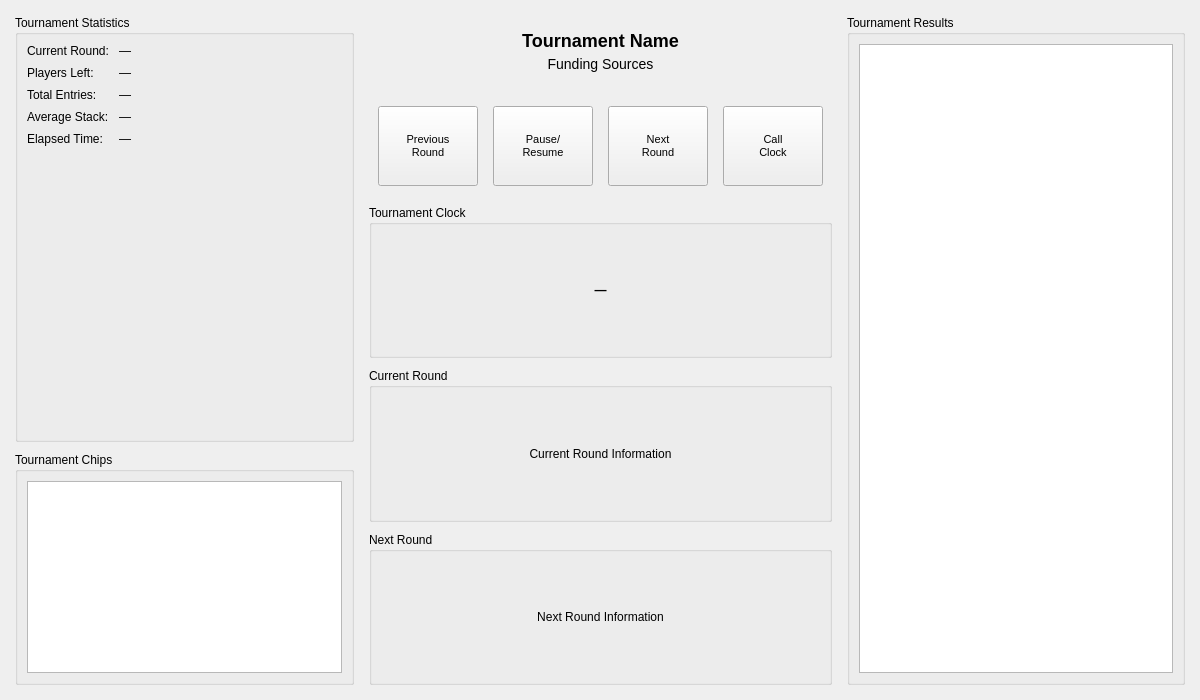
ryandrake08/td, file TBQt/TBTournamentDisplayWindow.ui: the form before one commit.
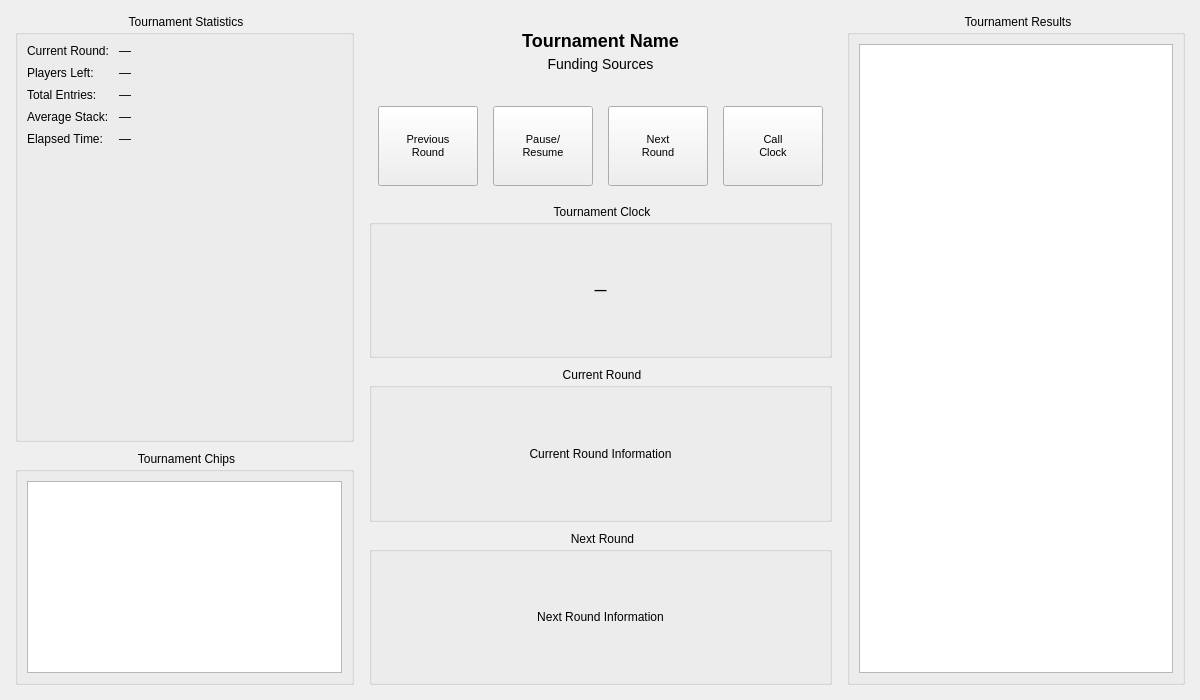
The form after the commit. Custom widgets are drawn as their Qt base class.

Commit message: Center and make larger the QGroupBox titles

What changed in the file:
```diff
--- a/TBQt/TBTournamentDisplayWindow.ui
+++ b/TBQt/TBTournamentDisplayWindow.ui
@@ -65,6 +65,9 @@
             <verstretch>1</verstretch>
            </sizepolicy>
           </property>
+          <property name="styleSheet">
+           <string>QGroupBox::title { subcontrol-origin: margin; subcontrol-position: top center; }</string>
+          </property>
           <property name="title">
            <string>Tournament Statistics</string>
           </property>
@@ -156,6 +159,9 @@
             <verstretch>0</verstretch>
            </sizepolicy>
           </property>
+          <property name="styleSheet">
+           <string>QGroupBox::title { subcontrol-origin: margin; subcontrol-position: top center; }</string>
+          </property>
           <property name="title">
            <string>Tournament Chips</string>
           </property>
@@ -394,6 +400,9 @@
             <verstretch>1</verstretch>
            </sizepolicy>
           </property>
+          <property name="styleSheet">
+           <string>QGroupBox::title { subcontrol-origin: margin; subcontrol-position: top center; }</string>
+          </property>
           <property name="title">
            <string>Tournament Clock</string>
           </property>
@@ -431,6 +440,9 @@
             <verstretch>1</verstretch>
            </sizepolicy>
           </property>
+          <property name="styleSheet">
+           <string>QGroupBox::title { subcontrol-origin: margin; subcontrol-position: top center; }</string>
+          </property>
           <property name="title">
            <string>Current Round</string>
           </property>
@@ -468,6 +480,9 @@
             <verstretch>1</verstretch>
            </sizepolicy>
           </property>
+          <property name="styleSheet">
+           <string>QGroupBox::title { subcontrol-origin: margin; subcontrol-position: top center; }</string>
+          </property>
           <property name="title">
            <string>Next Round</string>
           </property>
@@ -530,6 +545,9 @@
             <height>400</height>
            </size>
           </property>
+          <property name="styleSheet">
+           <string>QGroupBox::title { subcontrol-origin: margin; subcontrol-position: top center; }</string>
+          </property>
           <property name="title">
            <string>Tournament Results</string>
           </property>
```
The commit also changes 5 other files.
